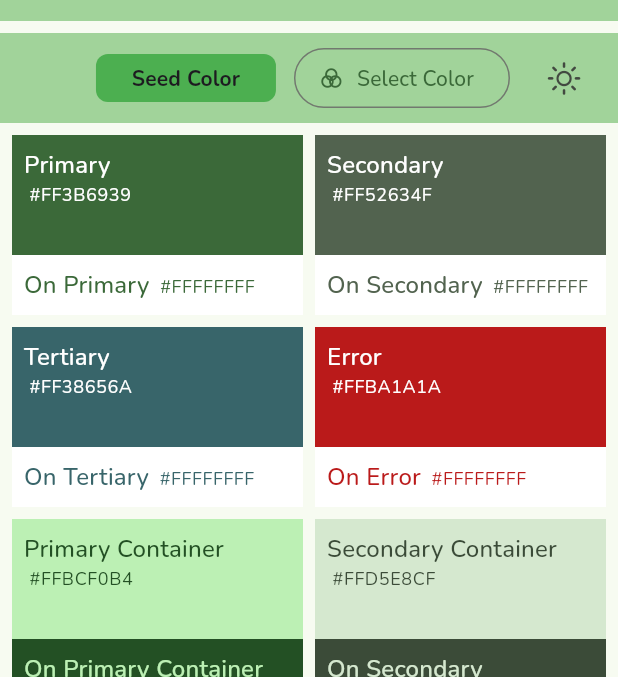
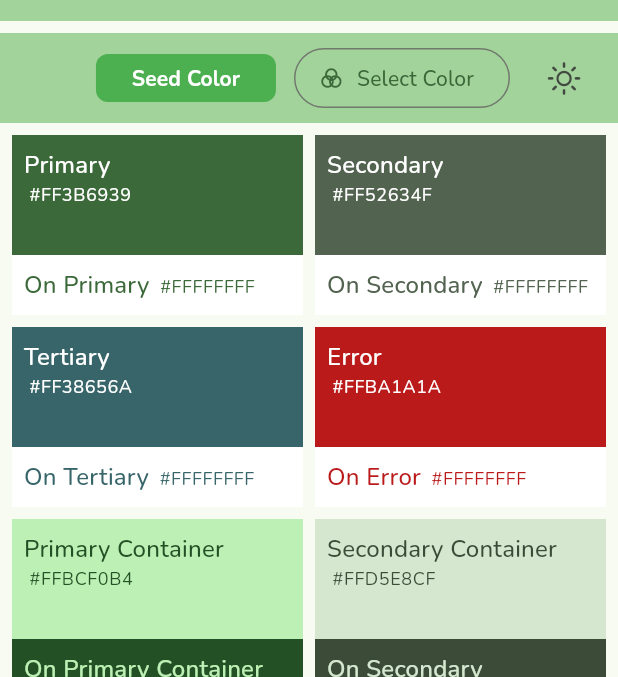
Before and after one commit to Sorbh/material3.github.io, a Flutter app: the screen it shows after launch, on a phone screen of 412 x 824 dp, the part 63-740 px from its top. Run offline on Flutter 3.47's test engine with Material 3 defaults, Android fonts, the phone set to English and light mode, and no system bars; our stand-ins replace firebase_core, flutter_colorpicker, google_fonts; missing offline and left inert: firebase_analytics_web, seo; accounts and stored records are empty; statements that could not run were skipped.

Commit message:
🔖 release: 1.0.8+8

```diff
--- a/docs/version.json
+++ b/docs/version.json
@@ -1 +1 @@
-{"app_name":"material3_color_scheme","version":"1.0.7","build_number":"7","package_name":"material3_color_scheme"}
+{"app_name":"material3_color_scheme","version":"1.0.8","build_number":"8","package_name":"material3_color_scheme"}
--- a/lib/main.dart
+++ b/lib/main.dart
@@ -23,6 +23,7 @@ void main() async {
 
     final analytics = FirebaseAnalyticsWeb();
     analytics.setAnalyticsCollectionEnabled(true);
+    // analytics.setCurrentScreen(screenName: 'HomeSceen');
 
     usePathUrlStrategy();
 
@@ -66,13 +67,11 @@ class MyHomePage extends StatefulWidget {
 }
 
 class _MyHomePageState extends State<MyHomePage> {
-  final analytics = FirebaseAnalyticsWeb();
   late Brightness brightness;
   late Color seedColor;
   final textController = TextEditingController();
   @override
   void initState() {
-    analytics.setCurrentScreen(screenName: runtimeType.toString());
     brightness = PlatformDispatcher.instance.platformBrightness;
     seedColor = Colors.green;
 
--- a/lib/screen/home_compact.dart
+++ b/lib/screen/home_compact.dart
@@ -32,29 +32,6 @@ class HomeCompact extends StatelessWidget {
         backgroundColor: colorScheme.inversePrimary,
         title: Seo.text(text: title, style: TextTagStyle.h1, child: Text(title)),
         centerTitle: false,
-        // actions: [
-        //   Container(
-        //     height: 32,
-        //     width: 120,
-        //     decoration: BoxDecoration(color: seedColor, borderRadius: BorderRadius.circular(8)),
-        //     alignment: Alignment.center,
-        //     child: Text(
-        //       'Seed Color',
-        //       style: textTheme.titleSmall!.copyWith(fontWeight: FontWeight.bold),
-        //     ),
-        //   ),
-        //   const SizedBox(width: 12),
-        //   OutlinedButton.icon(
-        //     onPressed: onColorPickerTap,
-        //     icon: const Icon(CupertinoIcons.color_filter),
-        //     label: const Text('Select Color'),
-        //   ),
-        //   IconButton(
-        //     onPressed: onBrightnessTap,
-        //     icon: Icon(brightness == Brightness.light ? CupertinoIcons.sun_max : CupertinoIcons.sun_max_fill),
-        //   ),
-        //   const SizedBox(width: 24),
-        // ],
       ),
 
       backgroundColor: colorScheme.surface,
@@ -78,7 +55,7 @@ class HomeCompact extends StatelessWidget {
                   alignment: Alignment.center,
                   child: Text(
                     'Seed Color',
-                    style: textTheme.titleSmall!.copyWith(fontWeight: FontWeight.bold),
+                    style: textTheme.titleSmall!.copyWith(fontWeight: FontWeight.bold, color: colorScheme.onPrimary),
                   ),
                 ),
                 const SizedBox(width: 12),
--- a/lib/screen/home_expanded.dart
+++ b/lib/screen/home_expanded.dart
@@ -37,17 +37,17 @@ class HomeExpanded extends StatelessWidget {
             alignment: Alignment.center,
             child: Text(
               'Seed Color',
-              style: textTheme.titleSmall!.copyWith(fontWeight: FontWeight.bold),
+              style: textTheme.titleSmall!.copyWith(fontWeight: FontWeight.bold, color: colorScheme.onPrimary),
             ),
           ),
           const SizedBox(width: 12),
           OutlinedButton.icon(
-            onPressed: () {},
+            onPressed: onColorPickerTap,
             icon: const Icon(CupertinoIcons.color_filter),
             label: const Text('Select Color'),
           ),
           IconButton(
-            onPressed: () {},
+            onPressed: onBrightnessTap,
             icon: Icon(brightness == Brightness.light ? CupertinoIcons.sun_max : CupertinoIcons.sun_max_fill),
           ),
           const SizedBox(width: 24),
--- a/lib/screen/home_medium.dart
+++ b/lib/screen/home_medium.dart
@@ -40,17 +40,17 @@ class HomeMedium extends StatelessWidget {
             alignment: Alignment.center,
             child: Text(
               'Seed Color',
-              style: textTheme.titleSmall!.copyWith(fontWeight: FontWeight.bold),
+              style: textTheme.titleSmall!.copyWith(fontWeight: FontWeight.bold, color: colorScheme.onPrimary),
             ),
           ),
           const SizedBox(width: 12),
           OutlinedButton.icon(
-            onPressed: () {},
+            onPressed: onColorPickerTap,
             icon: const Icon(CupertinoIcons.color_filter),
             label: const Text('Select Color'),
           ),
           IconButton(
-            onPressed: () {},
+            onPressed: onBrightnessTap,
             icon: Icon(brightness == Brightness.light ? CupertinoIcons.sun_max : CupertinoIcons.sun_max_fill),
           ),
           const SizedBox(width: 24),
--- a/pubspec.yaml
+++ b/pubspec.yaml
@@ -16,7 +16,7 @@ publish_to: "none" # Remove this line if you wish to publish to pub.dev
 # https://developer.apple.com/library/archive/documentation/General/Reference/InfoPlistKeyReference/Articles/CoreFoundationKeys.html
 # In Windows, build-name is used as the major, minor, and patch parts
 # of the product and file versions while build-number is used as the build suffix.
-version: 1.0.7+7
+version: 1.0.8+8
 
 environment:
   sdk: ">=3.4.1 <4.0.0"
@@ -38,6 +38,7 @@ dependencies:
   flutter_colorpicker: ^1.1.0
   google_fonts: ^6.2.1
   seo: ^0.0.7
+  go_router: ^14.2.1
 
 dev_dependencies:
   flutter_lints: ^3.0.0
```
Also changed, not shown: 4 other files.
